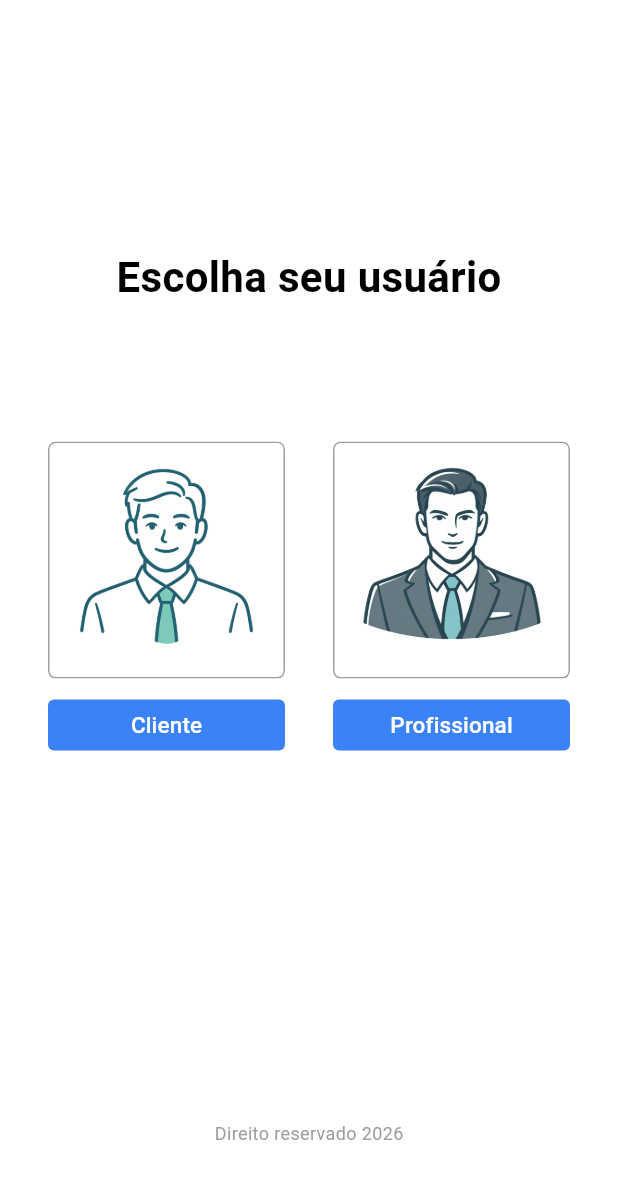
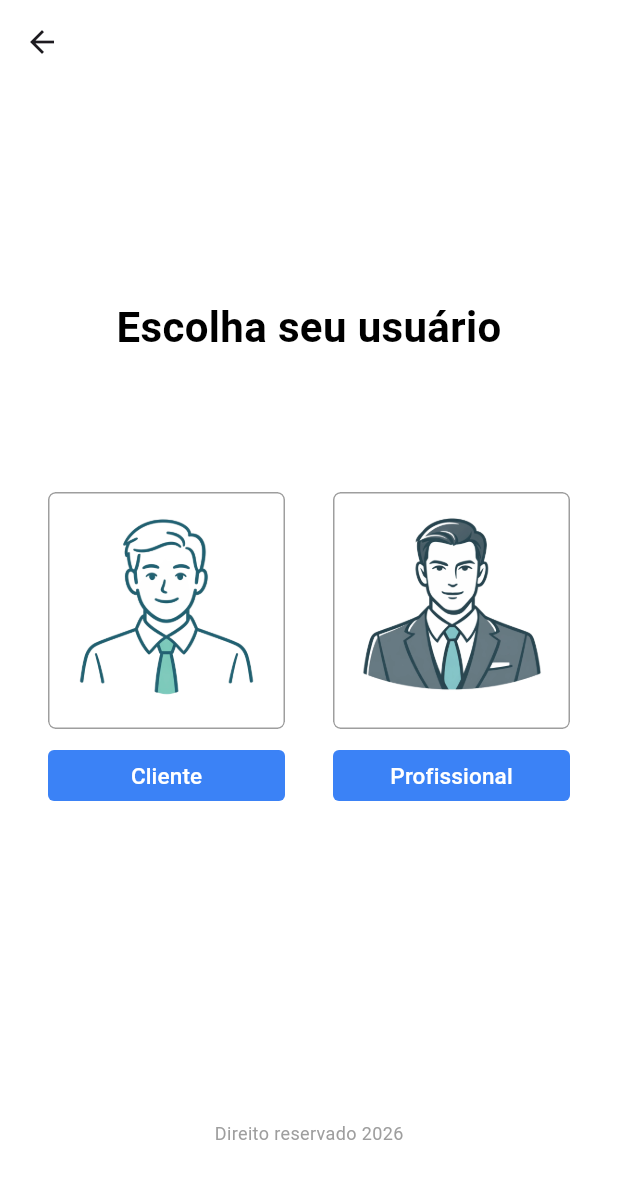
Before and after one commit to dheniiel/laborhub, a Flutter app: the EscolhaUsuario screen opened directly, on a phone screen of 412 x 824 dp. Shown: the top 1179 px of the screen. Run offline on Flutter 3.47's test engine with Material 3 defaults, Android fonts, the light colour scheme and no system bars; our stand-ins replace image_picker, mask_text_input_formatter, sqflite; accounts and stored records are empty; Roboto replaces fonts that are missing (Montserrat); project files that could hold a hidden picture were left out.

Commit message:
VOltar na tela de escolher usuario

```diff
--- a/lib/Telas/escolhaUsuario.dart
+++ b/lib/Telas/escolhaUsuario.dart
@@ -25,6 +25,19 @@ class _EscolhaUsuarioState extends State<EscolhaUsuario> {
 
     return Scaffold(
       backgroundColor: Colors.white,
+
+      appBar: AppBar(
+        backgroundColor: Colors.white,
+        surfaceTintColor: Colors.transparent,
+        leading: IconButton(
+          icon: const Icon(Icons.arrow_back),
+          tooltip: 'Voltar',
+          onPressed: (){
+            Navigator.pop(context);
+          },
+        ),
+      ),
+
       body: SafeArea(
         child: Center (
         child: ConstrainedBox(constraints: const BoxConstraints(maxWidth: 500),
```
